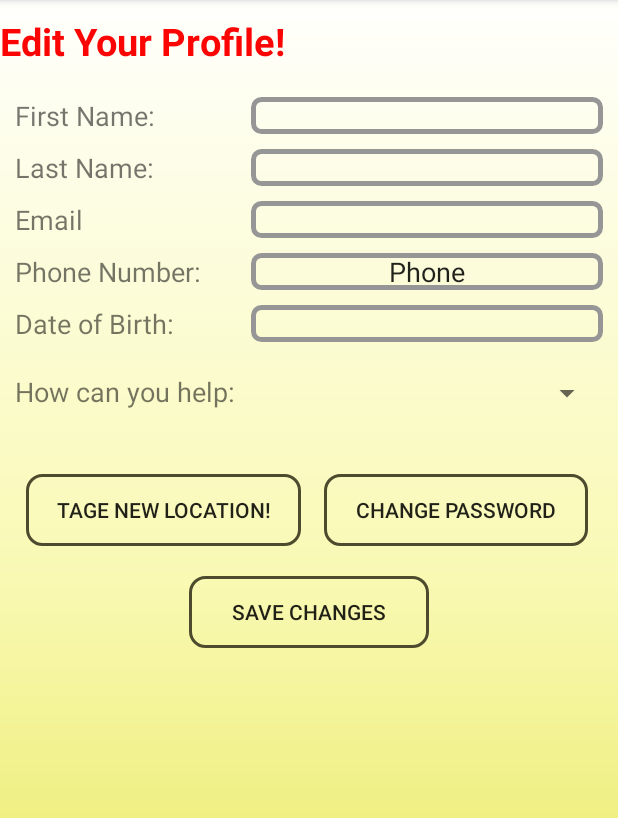
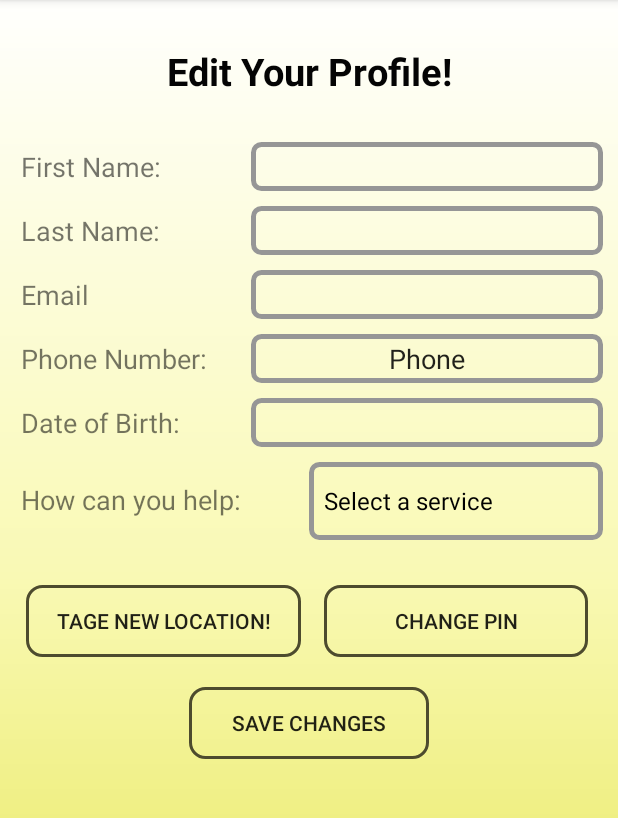
Before and after one commit to vhasija18/Aide, an Android app: the EditProfile screen opened directly, with no data from a screen before it, on a phone screen of 412 x 824 dp, the part 84-902 px from its top. Run offline under Robolectric (Android 15) with nearby library versions, the phone set to English and light mode, and no system bars; 9 statements that could not run were skipped.

Commit message:
New pages

```diff
--- a/app/src/main/AndroidManifest.xml
+++ b/app/src/main/AndroidManifest.xml
@@ -56,6 +56,8 @@
         <activity android:name=".helppage" />
         <activity android:name=".displayinfo" />
         <activity android:name=".EditProfile" />
+        <activity android:name=".change_password" />
+        <activity android:name=".Tag_new_loaction"></activity>
     </application>
 
 </manifest>
--- a/app/src/main/java/com/example/vhasija/aide/EditProfile.java
+++ b/app/src/main/java/com/example/vhasija/aide/EditProfile.java
@@ -3,6 +3,7 @@ package com.example.vhasija.aide;
 import android.content.Intent;
 import android.support.v7.app.AppCompatActivity;
 import android.os.Bundle;
+import android.view.View;
 import android.widget.ArrayAdapter;
 import android.widget.EditText;
 import android.widget.Spinner;
@@ -14,7 +15,7 @@ public class EditProfile extends AppCompatActivity {
     String firstname_value,lastname_value,email_value,dob_value;
     Integer id_value,help_value;
     Long phone_Value;
-    String help_input[]={"","Ambulance","Doctor","Plumber","Electrician","Mechanic"};
+    String help_input[]={"Select a service","Ambulance","Doctor","Plumber","Electrician","Mechanic"};
 
 
     @Override
@@ -47,4 +48,18 @@ public class EditProfile extends AppCompatActivity {
 
 
     }
+
+    public void changepin(View view)
+    {
+        Intent intent = new Intent(this,change_password.class);
+        intent.putExtra("id",id_value);
+        startActivity(intent);
+    }
+
+    public void  tagnewloc(View view)
+    {
+        Intent intent = new Intent(this, Tag_new_loaction.class);
+        intent.putExtra("id",id_value);
+        startActivity(intent);
+    }
 }
--- a/app/src/main/res/layout/activity_displayinfo.xml
+++ b/app/src/main/res/layout/activity_displayinfo.xml
@@ -178,7 +178,7 @@
 
         <Button
             android:id="@+id/button9"
-            android:layout_width="100dp"
+            android:layout_width="200dp"
             android:layout_gravity="right"
             android:layout_height="wrap_content"
             android:text="Exit!"
--- a/app/src/main/res/layout/activity_edit_profile.xml
+++ b/app/src/main/res/layout/activity_edit_profile.xml
@@ -11,7 +11,7 @@
         android:layout_width="match_parent"
         android:layout_height="match_parent"
         android:orientation="vertical"
-        android:layout_marginTop="10dp"
+        android:layout_marginTop="30dp"
         android:focusableInTouchMode="true"
         >
 
@@ -23,14 +23,15 @@
             android:text="Edit Your Profile!"
             android:textSize="25sp"
             android:textStyle="bold"
-            android:textColor="@color/Ready"/>
+            android:textColor="@color/profilepage"
+            android:gravity="center"/>
 
 
 
         <LinearLayout
             android:layout_width="match_parent"
             android:layout_height="wrap_content"
-            android:layout_marginTop="20dp"
+            android:layout_marginTop="30dp"
             android:layout_marginRight="10dp"
             android:layout_marginLeft="10dp"
             android:orientation="horizontal">
@@ -42,7 +43,8 @@
                 android:layout_height="wrap_content"
                 android:text="First Name:"
                 android:textSize="18sp"
-                android:layout_weight=".6"/>
+                android:layout_weight=".6"
+                android:padding="4dp"/>
 
 
             <EditText
@@ -56,6 +58,7 @@
             android:textSize="18sp"
             android:textAlignment="center"
             android:background="@drawable/textview"
+            android:padding="4dp"
                 />
 
         </LinearLayout>
@@ -74,7 +77,8 @@
                 android:layout_height="wrap_content"
                 android:text="Last Name:"
                 android:textSize="18sp"
-                android:layout_weight=".6"/>
+                android:layout_weight=".6"
+                android:padding="4dp"/>
 
 
             <EditText
@@ -88,6 +92,7 @@
                 android:textSize="18sp"
                 android:textAlignment="center"
                 android:background="@drawable/textview"
+                android:padding="4dp"
                 />
 
         </LinearLayout>
@@ -97,7 +102,8 @@
             android:layout_marginTop="10dp"
             android:layout_marginRight="10dp"
             android:layout_marginLeft="10dp"
-            android:orientation="horizontal">
+            android:orientation="horizontal"
+            >
 
 
             <TextView
@@ -106,7 +112,8 @@
                 android:layout_height="wrap_content"
                 android:text="Email"
                 android:textSize="18sp"
-                android:layout_weight=".6"/>
+                android:layout_weight=".6"
+                android:padding="4dp"/>
 
 
             <EditText
@@ -120,6 +127,7 @@
                 android:textSize="18sp"
                 android:textAlignment="center"
                 android:background="@drawable/textview"
+                android:padding="4dp"
                 />
 
         </LinearLayout>
@@ -139,7 +147,8 @@
                 android:layout_height="wrap_content"
                 android:text="Phone Number:"
                 android:textSize="18sp"
-                android:layout_weight=".6"/>
+                android:layout_weight=".6"
+                android:padding="4dp"/>
 
 
             <EditText
@@ -153,6 +162,7 @@
                 android:textSize="18sp"
                 android:textAlignment="center"
                 android:background="@drawable/textview"
+                android:padding="4dp"
                 />
 
         </LinearLayout>
@@ -171,7 +181,8 @@
                 android:layout_height="wrap_content"
                 android:text="Date of Birth:"
                 android:textSize="18sp"
-                android:layout_weight=".6"/>
+                android:layout_weight=".6"
+                android:padding="4dp"/>
 
 
             <EditText
@@ -185,6 +196,7 @@
                 android:textSize="18sp"
                 android:textAlignment="center"
                 android:background="@drawable/textview"
+                android:padding="4dp"
                 />
 
         </LinearLayout>
@@ -204,13 +216,16 @@
                 android:layout_height="wrap_content"
                 android:text="How can you help:"
                 android:textSize="18sp"
-                android:layout_weight=".6"/>
+                android:layout_weight=".6"
+                android:padding="4dp"/>
 
             <Spinner
                 android:id="@+id/editprofile_help"
                 android:layout_width="match_parent"
                 android:layout_height="wrap_content"
-                android:layout_weight=".6" />
+                android:layout_weight=".6"
+                android:padding="2dp"
+                android:background="@drawable/textview"/>
 
 
         </LinearLayout>
@@ -234,17 +249,19 @@
                 android:layout_weight=".5"
                 android:background="@drawable/button_style"
                 android:layout_marginLeft="7dp"
-                android:layout_marginRight="5dp"/>
+                android:layout_marginRight="5dp"
+                android:onClick="tagnewloc"/>
 
             <Button
                 android:id="@+id/editprofile_password"
                 android:layout_width="match_parent"
                 android:layout_height="wrap_content"
-                android:text="Change Password"
+                android:text="Change Pin"
                 android:layout_weight=".5"
                 android:background="@drawable/button_style"
                 android:layout_marginRight="10dp"
-                android:layout_marginLeft="10dp"/>
+                android:layout_marginLeft="10dp"
+                android:onClick="changepin"/>
 
         </LinearLayout>
 
```
Also changed, not shown: 1 other file.
